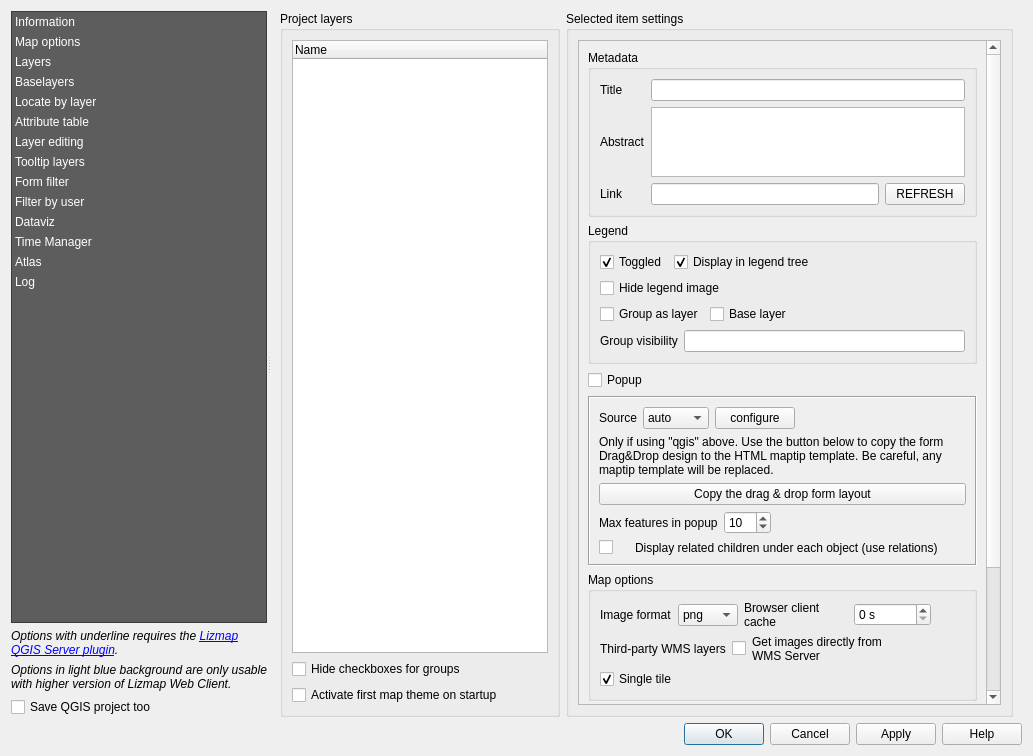
The window that lizmap/resources/ui/ui_lizmap.ui (3liz/lizmap-plugin) describes before a commit, drawn with Qt 5.
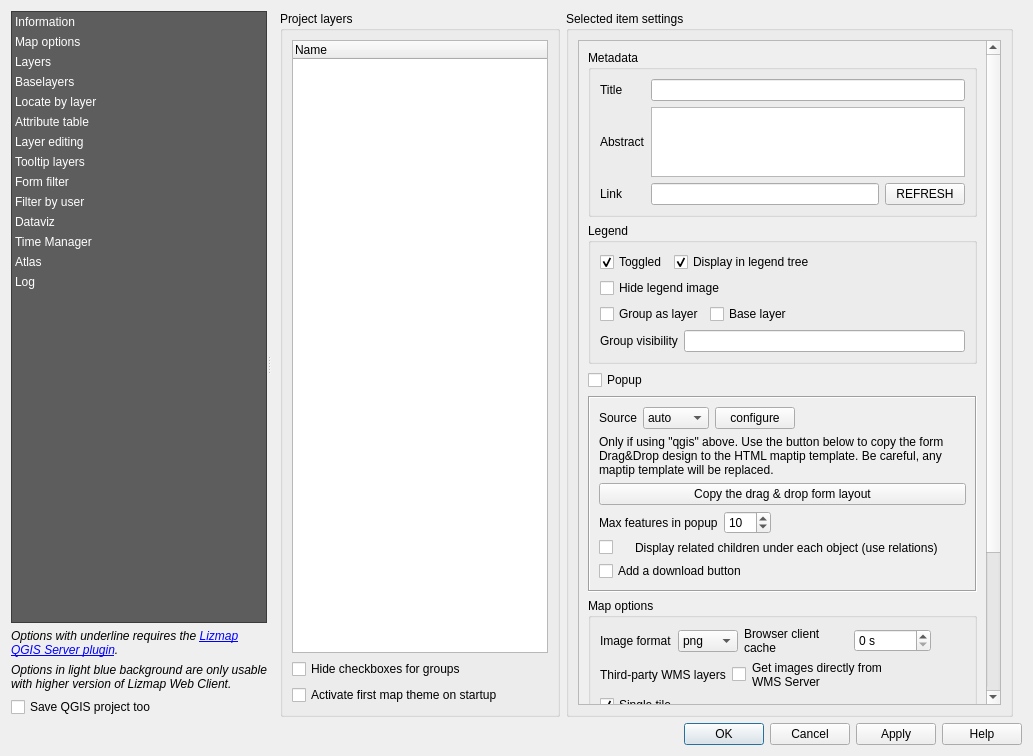
The same window after the commit. The open tabs and pages were chosen to show the change. Custom widgets are drawn as their Qt base class.

Commit message: UX - Add a new button for 3.6 to allow download feature

```diff
--- a/lizmap/resources/ui/ui_lizmap.ui
+++ b/lizmap/resources/ui/ui_lizmap.ui
@@ -1669,6 +1669,13 @@
                            </item>
                           </layout>
                          </item>
+                         <item>
+                          <widget class="QCheckBox" name="checkbox_popup_allow_download">
+                           <property name="text">
+                            <string>Add a download button</string>
+                           </property>
+                          </widget>
+                         </item>
                         </layout>
                        </widget>
                       </item>
```
The commit also changes 2 other files.
